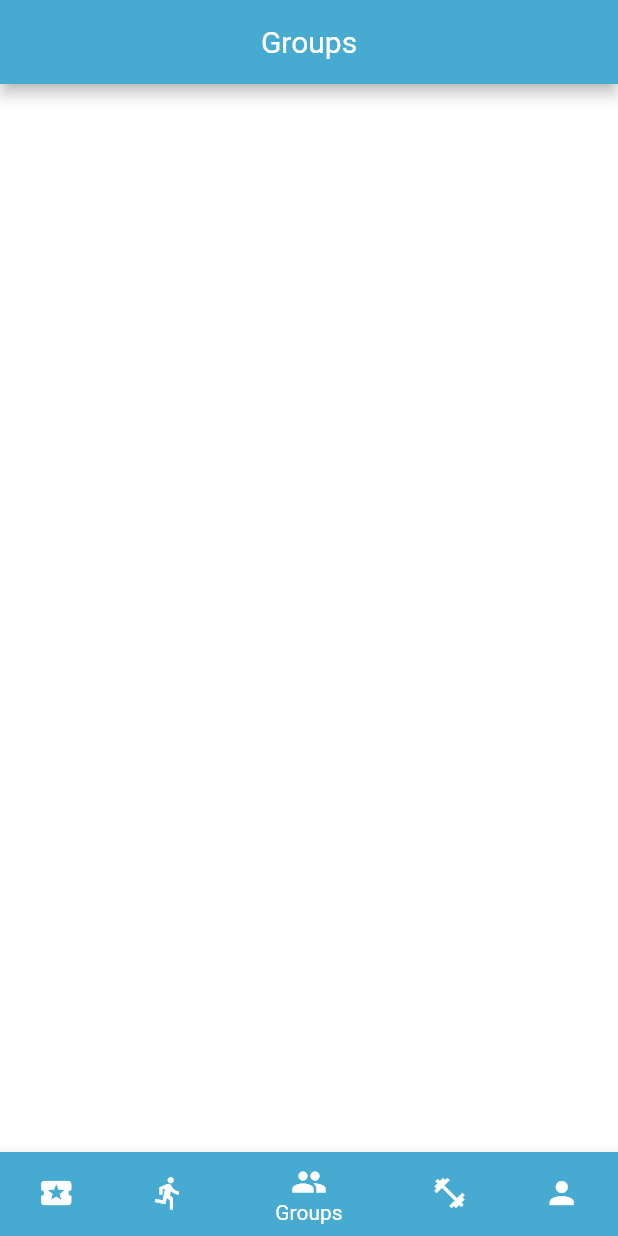
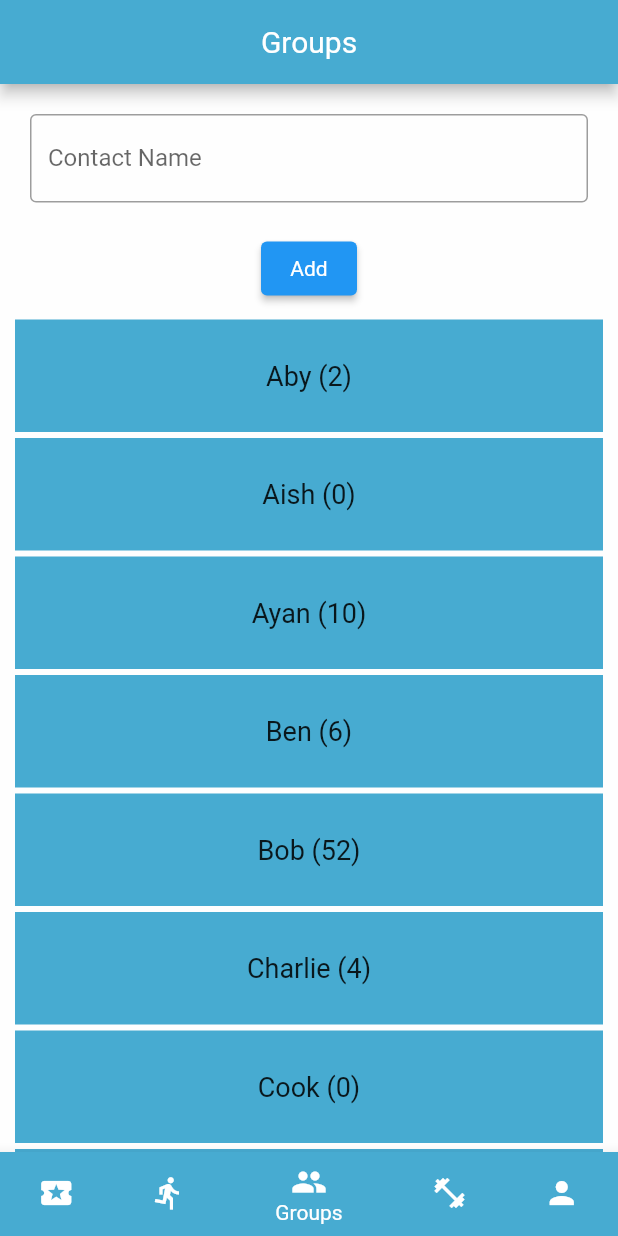
Before and after one commit to joelplotnik/HunterFit, a Flutter app: the Navigation screen opened directly, item 3 of the bottom bar chosen, on a phone screen of 412 x 824 dp. Run offline on Flutter 3.47's test engine with Material 2 defaults, Android fonts, the phone set to English and light mode, and no system bars; our stand-ins replace flutter_svg, google_maps_flutter, location, sqflite; accounts and stored records are empty.

Commit message:
Added Groups view and changed navigation view to direct to the new groups view.

```diff
--- /dev/null
+++ b/lib/view/groups_view.dart
@@ -0,0 +1,100 @@
+import 'package:flutter/material.dart';
+
+
+
+class GroupsView extends StatefulWidget {
+  const GroupsView({Key? key}) : super(key: key);
+
+  @override
+  State<GroupsView> createState() => _GroupsViewState();
+}
+
+class _GroupsViewState extends State<GroupsView> {
+  final List<String> names = <String>['Aby', 'Aish', 'Ayan', 'Ben', 'Bob', 'Charlie', 'Cook', 'Carline'];
+  final List<int> msgCount = <int>[2, 0, 10, 6, 52, 4, 0, 2];
+  TextEditingController nameController = TextEditingController();
+
+  void addItemToList(){
+    setState(() {
+      names.insert(0,nameController.text);
+      msgCount.insert(0, 0);
+    });
+  }
+
+  @override
+  Widget build(BuildContext context) {
+    return Scaffold(
+      backgroundColor: Colors.white70,
+      body: Column(
+        children: <Widget>[
+          Padding(
+            padding: EdgeInsets.all(20),
+            child: TextField(
+              controller: nameController,
+              decoration: InputDecoration(
+                border: OutlineInputBorder(),
+                labelText: 'Contact Name',
+              ),
+            ),
+          ),
+          ElevatedButton(
+            child: Text('Add'),
+            onPressed: () {
+              addItemToList();
+            },
+          ),
+         Expanded(
+             child: ListView.builder(
+               padding: const EdgeInsets.all(8),
+                 itemCount: names.length,
+                 itemBuilder: (BuildContext context, int index) {
+                   return Container(
+                     height: 75,
+                     margin: EdgeInsets.all(2),
+                     color: Color(0xFF47ABD1),
+                     child: Center(
+                         child: Text('${names[index]} (${msgCount[index]})',
+                           style: TextStyle(fontSize: 18),
+                         )
+                     ),
+                   );
+                 }
+    )),
+
+        ],
+
+      ),
+    );
+  }
+}
+/*
+Expanded(
+ child: Row(
+    crossAxisAlignment: CrossAxisAlignment.start,
+    mainAxisAlignment: MainAxisAlignment.center,
+    children: [
+      Container(
+        margin: EdgeInsets.all(10),
+        color: Colors.blueAccent,
+        width: 3,
+        height: 50,
+      ),
+      const SizedBox(
+        width: 100,
+        child: TextField(
+          decoration: InputDecoration(labelText: "Reps"),
+        ),
+      ),
+      const SizedBox(
+        width: 10,
+      ),
+      const SizedBox(
+        width: 100,
+        child: TextField(
+          decoration: InputDecoration(labelText: "Weight"),
+        ),
+      )
+    ],
+  ),
+)
+ */
--- a/lib/view/navigation_view.dart
+++ b/lib/view/navigation_view.dart
@@ -2,7 +2,7 @@ import 'package:flutter/material.dart';
 import 'package:hunter_fit/api/google_maps_page.dart';
 import 'package:hunter_fit/view/profile_view.dart';
 import 'package:hunter_fit/view/weights_view.dart';
-
+import 'package:hunter_fit/view/groups_view.dart';
 class Navigation extends StatefulWidget {
 
   const Navigation({Key? key}) : super(key: key);
@@ -64,7 +64,7 @@ class _NavigationState extends State<Navigation> {
         children: [
           Container( color: Colors.white,),
           const GoogleMapPage(),
-          Container( color: Colors.white,),
+          const GroupsView(),
           const WeightsView(),
           const ProfileView(),
         ],
```
